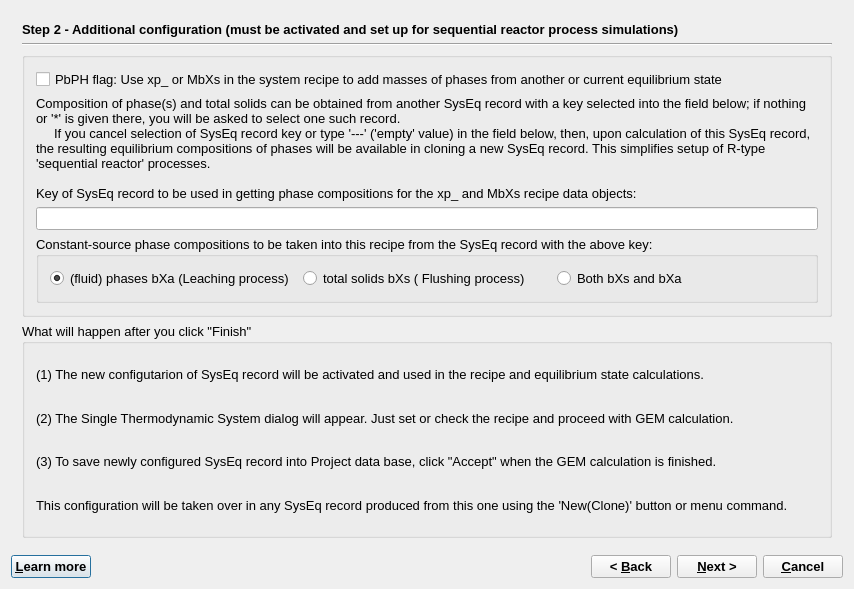
Before: the Qt Designer form gems3/vizor4/dlg4/SystemWizard4.ui in gemshub/GEMSGUI, drawn with Qt 5.
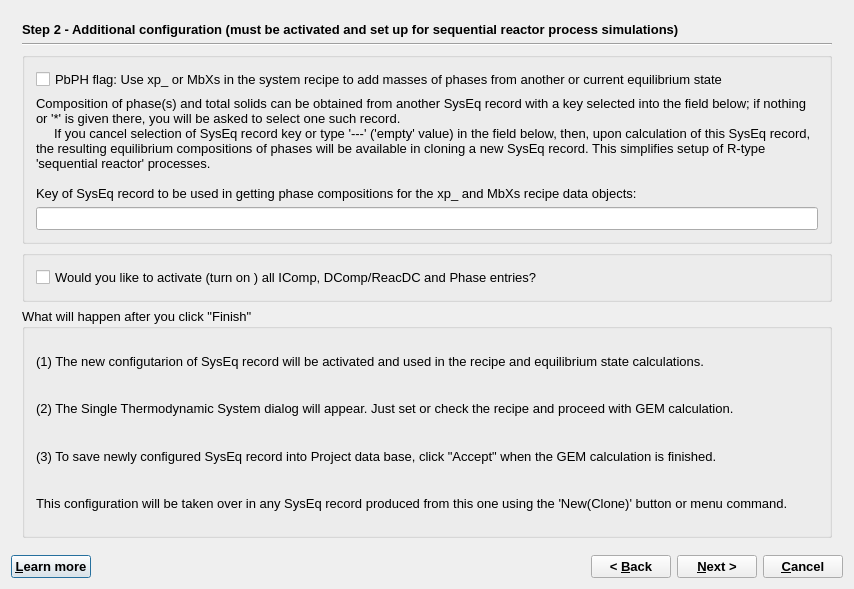
After: the same form once the commit is applied. The open tabs and pages were chosen to show the change.

Commit message: Several important bugfixes and improvements taken over from upgrade version: work with record key templates (r1965), memory corruption in processing process scripts (r1972-1975), PMtest function (r1985); added 'liquid' part to SysEq Progress dialog (r2001), fixed SysEq remake wizard with xp_ vector defaults (r1949,1952), introduced common list of ReacDC/DComp records (r 1944, 1954).

The edit to the form file:
```diff
--- a/gems3/vizor4/dlg4/SystemWizard4.ui
+++ b/gems3/vizor4/dlg4/SystemWizard4.ui
@@ -40,7 +40,7 @@
       <enum>QFrame::Plain</enum>
      </property>
      <property name="currentIndex">
-      <number>0</number>
+      <number>1</number>
      </property>
      <widget class="QWidget" name="page">
       <layout class="QGridLayout" name="gridLayout">
@@ -268,40 +268,20 @@
           <item>
            <widget class="QLineEdit" name="pKey"/>
           </item>
+         </layout>
+        </widget>
+       </item>
           <item>
            <widget class="QGroupBox" name="grPPHk">
             <property name="title">
-             <string>Constant-source phase compositions to be taken into this recipe from the SysEq record with the above key: </string>
+          <string/>
             </property>
             <layout class="QHBoxLayout" name="horizontalLayout">
              <item>
-              <widget class="QRadioButton" name="r2">
+           <widget class="QCheckBox" name="pPask">
                <property name="text">
-                <string>(fluid) phases bXa (Leaching process)</string>
-               </property>
-               <property name="checked">
-                <bool>true</bool>
-               </property>
-              </widget>
-             </item>
-             <item>
-              <widget class="QRadioButton" name="r1">
-               <property name="text">
-                <string>total solids bXs ( Flushing process) </string>
-               </property>
-              </widget>
-             </item>
-             <item>
-              <widget class="QRadioButton" name="r3">
-               <property name="text">
-                <string>Both bXs and bXa</string>
-               </property>
-               <property name="checked">
-                <bool>false</bool>
-               </property>
-              </widget>
-             </item>
-            </layout>
+             <string>Would you like to activate (turn on ) all IComp, DComp/ReacDC and Phase entries?</string>
+            </property>
            </widget>
           </item>
          </layout>
```
Lines whose indentation alone changed are shown as unchanged. The commit also changes 22 other files.
